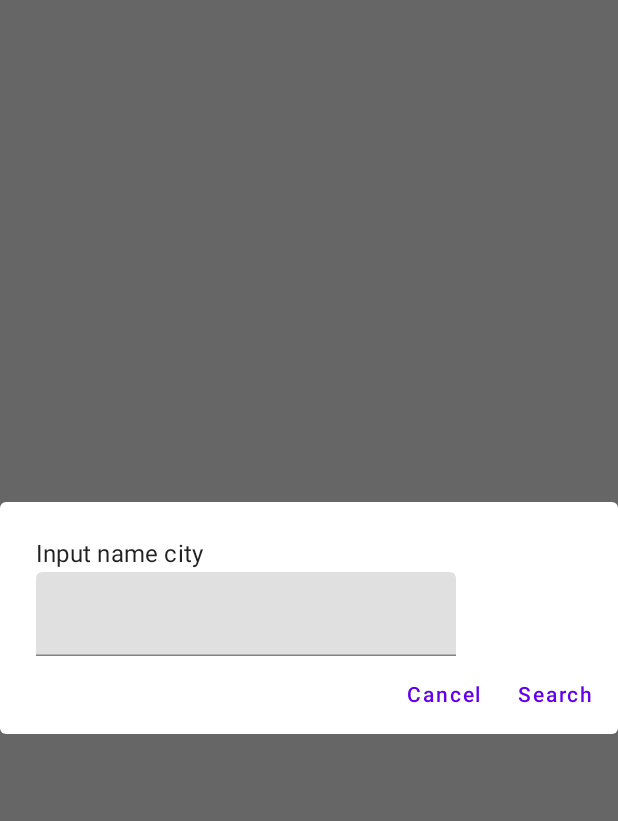
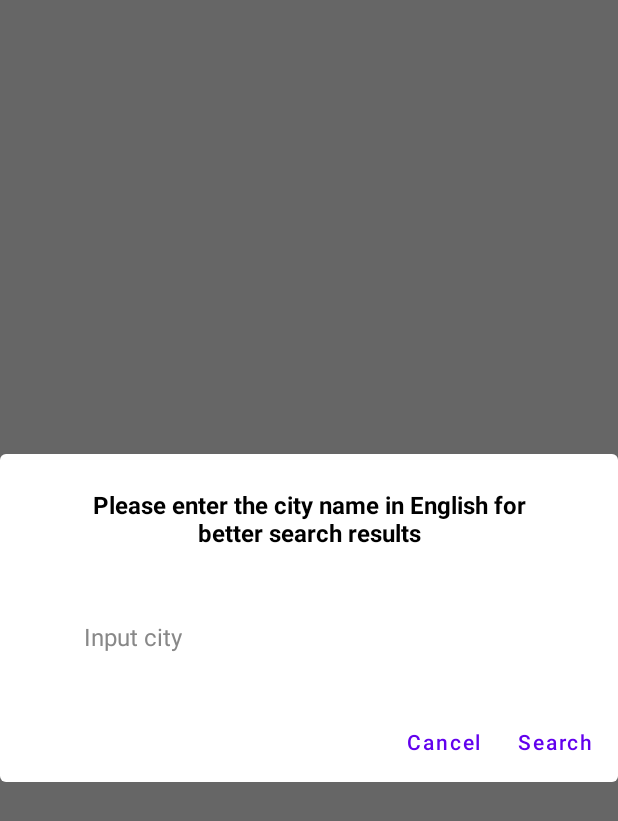
Before and after one commit to Android-Voyages/SkyLens, an Android app built with Jetpack Compose: the composable alertDialogSearch shown on its own in the app's theme, after a tap on "Cancel", on a phone screen of 412 x 824 dp. Shown: the top 821 px of the screen. Run offline under Robolectric (Android 15) with nearby library versions, the phone set to English and light mode, and no system bars; our stand-ins replace Dagger/Hilt's generated code; network calls fail; pictures from the network do not load.

```diff
--- a/app/build.gradle.kts
+++ b/app/build.gradle.kts
@@ -15,8 +15,8 @@ android {
         applicationId = "com.observer.weatherappcompose"
         minSdk = 26
         targetSdk = 33
-        versionCode = 2
-        versionName = "1.0"
+        versionCode = 4
+        versionName = "1.5"
 
         testInstrumentationRunner = "androidx.test.runner.AndroidJUnitRunner"
         vectorDrawables {
--- a/app/src/main/AndroidManifest.xml
+++ b/app/src/main/AndroidManifest.xml
@@ -13,7 +13,7 @@
         android:roundIcon="@mipmap/ic_launcher_round"
         android:supportsRtl="true">
         <activity
-            android:name=".presentation.MainActivity"
+            android:name=".presentation.activity.SplashActivity"
             android:exported="true"
             android:theme="@style/Theme.WeatherAppCompose">
             <intent-filter>
@@ -22,5 +22,9 @@
                 <category android:name="android.intent.category.LAUNCHER" />
             </intent-filter>
         </activity>
+
+        <activity android:name=".presentation.activity.MainActivity"
+            android:exported="true"
+            android:theme="@style/Theme.WeatherAppCompose"/>
     </application>
 </manifest>
--- a/app/src/main/java/com/observer/weatherappcompose/presentation/ui/screen/UI.kt
+++ b/app/src/main/java/com/observer/weatherappcompose/presentation/ui/screen/UI.kt
@@ -1,5 +1,7 @@
 package com.observer.weatherappcompose.presentation.ui.screen
 
+import android.content.Context
+import android.widget.Toast
 import androidx.compose.foundation.clickable
 import androidx.compose.foundation.layout.Arrangement
 import androidx.compose.foundation.layout.Column
@@ -13,16 +15,26 @@ import androidx.compose.foundation.lazy.itemsIndexed
 import androidx.compose.foundation.shape.RoundedCornerShape
 import androidx.compose.material.AlertDialog
 import androidx.compose.material.Card
+import androidx.compose.material.Scaffold
+import androidx.compose.material.SnackbarDuration
 import androidx.compose.material.Text
 import androidx.compose.material.TextButton
 import androidx.compose.material.TextField
+import androidx.compose.material.TextFieldDefaults
+import androidx.compose.material.rememberScaffoldState
 import androidx.compose.runtime.Composable
+import androidx.compose.runtime.LaunchedEffect
 import androidx.compose.runtime.State
 import androidx.compose.runtime.collectAsState
+import androidx.compose.runtime.mutableStateOf
+import androidx.compose.runtime.remember
 import androidx.compose.ui.Alignment
 import androidx.compose.ui.Modifier
 import androidx.compose.ui.graphics.Color
+import androidx.compose.ui.platform.LocalContext
 import androidx.compose.ui.text.TextStyle
+import androidx.compose.ui.text.font.FontWeight
+import androidx.compose.ui.text.style.TextAlign
 import androidx.compose.ui.unit.dp
 import androidx.compose.ui.unit.sp
 import coil.compose.AsyncImage
@@ -45,7 +57,6 @@ fun mainList(list: List<WeatherModel>, viewModel: MainViewModel) {
 
 @Composable
 fun listItem(item: WeatherModel, viewModel: MainViewModel) {
-
     Card(
         modifier = Modifier
             .fillMaxWidth()
@@ -100,9 +111,12 @@ fun listItem(item: WeatherModel, viewModel: MainViewModel) {
 
 
 @Composable
-fun alertDialogSearch(viewModel: MainViewModel,onSubmit: (String)-> Unit) {
+fun alertDialogSearch(viewModel: MainViewModel, onSubmit: (String) -> Unit) {
+
     val text = viewModel.dialogText.collectAsState()
+
     AlertDialog(
+
         onDismissRequest = {
             viewModel.updateDialogState(false)
         },
@@ -122,12 +136,52 @@ fun alertDialogSearch(viewModel: MainViewModel,onSubmit: (String)-> Unit) {
             }
         },
         title = {
-            Column(modifier = Modifier.fillMaxWidth()) {
-                Text(text = "Input name city")
-                TextField(value = text.value, onValueChange = {
-                    viewModel.updateDialogState(it)
-                })
+            Column(
+                modifier = Modifier.fillMaxWidth(),
+                horizontalAlignment = Alignment.CenterHorizontally
+            ) {
+                Text(
+                    text = "Please enter the city name in English for better search results",
+                    style = TextStyle(
+                        fontSize = 16.sp,
+                        fontWeight = FontWeight.Bold,
+                        color = Color.Black // Вы можете настроить цвет текста по вашему вкусу
+                    ),
+                    textAlign = TextAlign.Center,
+                    modifier = Modifier.padding(16.dp) // Добавляем отступы для красоты
+                )
+
+                TextField(
+                    value = text.value,
+                    onValueChange = {
+                        viewModel.updateDialogState(it)
+                    },
+                    modifier = Modifier
+                        .fillMaxWidth()
+                        .padding(16.dp),
+                    singleLine = true,
+                    textStyle = TextStyle(
+                        fontSize = 18.sp,
+                        color = Color.Black
+                    ),
+                    colors = TextFieldDefaults.textFieldColors(
+                        backgroundColor = Color.White,
+                        focusedIndicatorColor = Color.Transparent,
+                        unfocusedIndicatorColor = Color.Transparent
+                    ),
+                    placeholder = {
+                        Text(
+                            text = "Input city",
+                            style = TextStyle(
+                                fontSize = 16.sp,
+                                color = Color.Gray // Вы можете настроить цвет подсказки
+                            )
+                        )
+                    }
+                )
+
             }
+
         }
     )
 }
--- a/app/src/main/java/com/observer/weatherappcompose/presentation/viewModel/MainViewModel.kt
+++ b/app/src/main/java/com/observer/weatherappcompose/presentation/viewModel/MainViewModel.kt
@@ -39,7 +39,11 @@ class MainViewModel @Inject constructor(
             ""
         )
     )
+    private val _isLoading = MutableStateFlow(true)
 
+
+
+    val isLoading get() = _isLoading.asStateFlow()
     val cityName get() = _cityName.asStateFlow()
     val daysList get() = _daysList.asStateFlow()
     val dialogState get() = _dialogState.asStateFlow()
@@ -60,6 +64,8 @@ class MainViewModel @Inject constructor(
     }
     fun updateCityName(newCityName: String) {
         _cityName.value = newCityName
+        Log.d("afsafaffafafafa","обновился: $cityName")
+        _isLoading.value = false
     }
 
     fun getDataResp(
--- a/app/src/main/java/com/observer/weatherappcompose/utills/Constant.kt
+++ b/app/src/main/java/com/observer/weatherappcompose/utills/Constant.kt
@@ -6,12 +6,10 @@ import javax.inject.Singleton
 object Constant {
     //TODO API_KEY
     const val API_KEY = ""
+    const val CITY_NAME_PUT = "city_name"
 
     const val CELSIUS = "°C"
     const val FAHRENHEIT = "°F"
-    git remote add origin <https://github.com/Android-Voyages/SkyLens>
-
-
 
     //TODO Tag_Log
     const val LOG_VOLLEY_ERROR = "volley_error_log"
```
Also changed, not shown: app/src/main/java/com/observer/weatherappcompose/domain/usecase/network/GetDataUseCase.kt (deleted, +0 -12 lines), app/src/main/java/com/observer/weatherappcompose/presentation/MainActivity.kt (deleted, +0 -161 lines), app/src/main/java/com/observer/weatherappcompose/presentation/activity/MainActivity.kt (added, +78 -0 lines), app/src/main/java/com/observer/weatherappcompose/presentation/activity/SplashActivity.kt (added, +167 -0 lines), app/src/main/java/com/observer/weatherappcompose/presentation/ui/screen/ListItem.kt (deleted, +0 -66 lines), app/src/main/res/drawable/background_main.png (added), app/src/main/res/drawable/background_splash.png (renamed from app/src/main/res/drawable/background_sunny.png), 4 other files.
